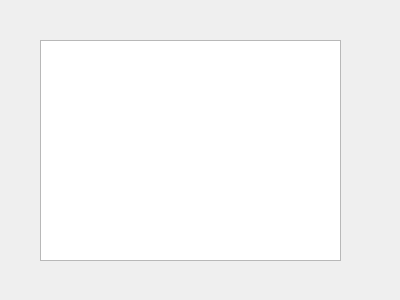
aswathi-manganthara-jj/MonkeyPen, file mydialog.ui: the form before one commit.
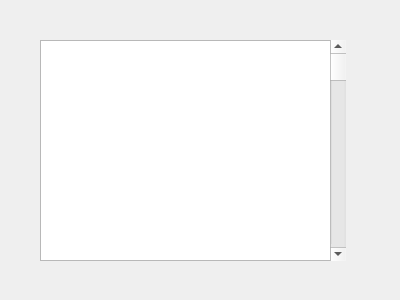
The form after the commit.

Diff of the .ui file:
```diff
--- a/mydialog.ui
+++ b/mydialog.ui
@@ -23,6 +23,19 @@
     </rect>
    </property>
   </widget>
+  <widget class="QScrollBar" name="verticalScrollBar">
+   <property name="geometry">
+    <rect>
+     <x>330</x>
+     <y>40</y>
+     <width>16</width>
+     <height>221</height>
+    </rect>
+   </property>
+   <property name="orientation">
+    <enum>Qt::Vertical</enum>
+   </property>
+  </widget>
  </widget>
  <resources/>
  <connections/>
```
